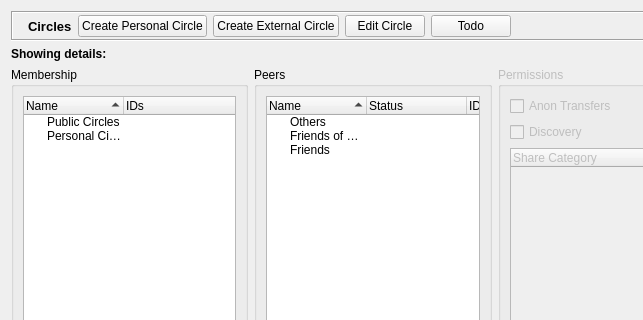
Above: retroshare-gui/src/gui/Circles/CirclesDialog.ui from RetroShare/RetroShare before the change; both pictures show x 0 to 643 and y 0 to 320 of the 746 by 568 pixel window. Below: the same form after it.
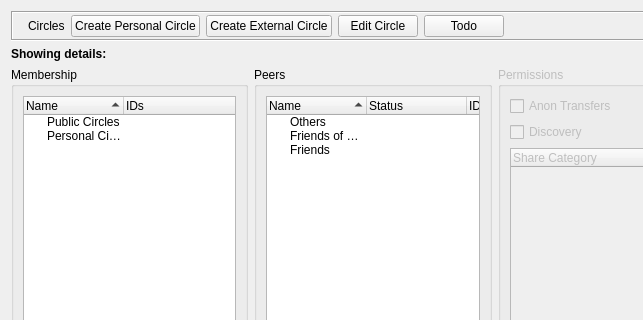
That is the form after the change. Icons and pictures are not drawn. Custom widgets are drawn as their Qt base class.

Commit message: Moved font size definitions from ui files to default qss. Added new base class StyledLabel to emulate the missing font-size by factor in qss.

What changed in the file:
```diff
--- a/retroshare-gui/src/gui/Circles/CirclesDialog.ui
+++ b/retroshare-gui/src/gui/Circles/CirclesDialog.ui
@@ -55,14 +55,7 @@
        </widget>
       </item>
       <item>
-       <widget class="QLabel" name="titleBarLabel">
-        <property name="font">
-         <font>
-          <pointsize>10</pointsize>
-          <weight>75</weight>
-          <bold>true</bold>
-         </font>
-        </property>
+       <widget class="StyledLabel" name="titleBarLabel">
         <property name="text">
          <string>Circles</string>
         </property>
@@ -260,6 +253,13 @@
    </item>
   </layout>
  </widget>
+ <customwidgets>
+  <customwidget>
+   <class>StyledLabel</class>
+   <extends>QLabel</extends>
+   <header>gui/common/StyledLabel.h</header>
+  </customwidget>
+ </customwidgets>
  <resources>
   <include location="../images.qrc"/>
   <include location="../images.qrc"/>
```
Left out of the diff: 1 changed line with no effect on the pictures. The commit also changes 41 other files.
